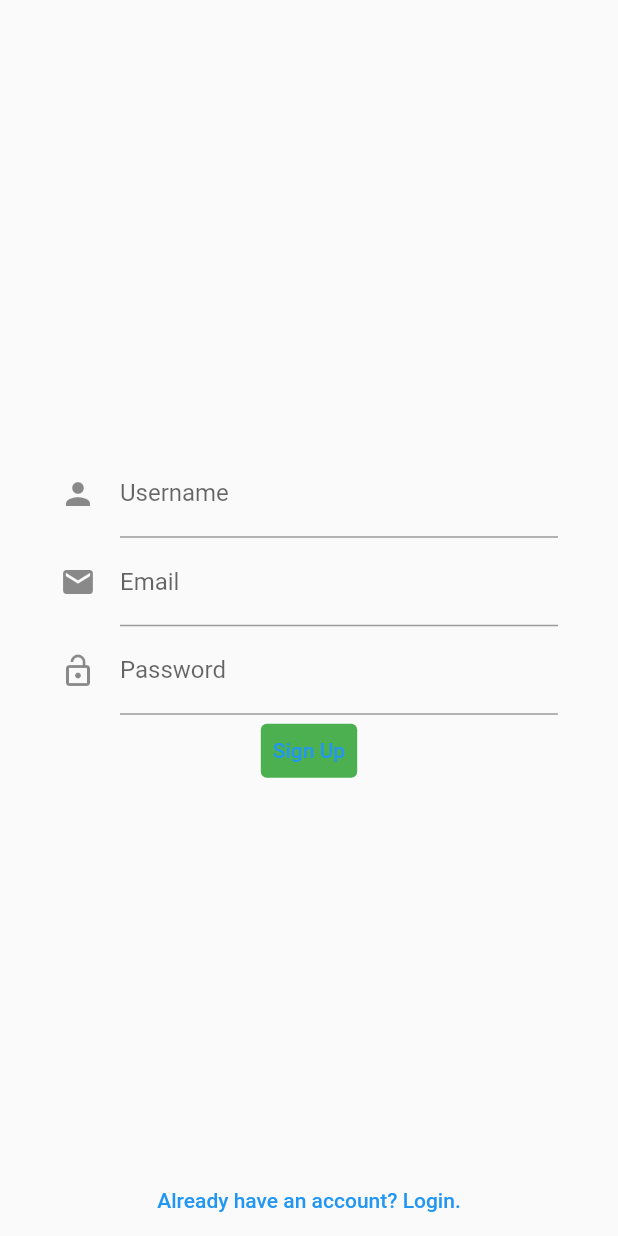
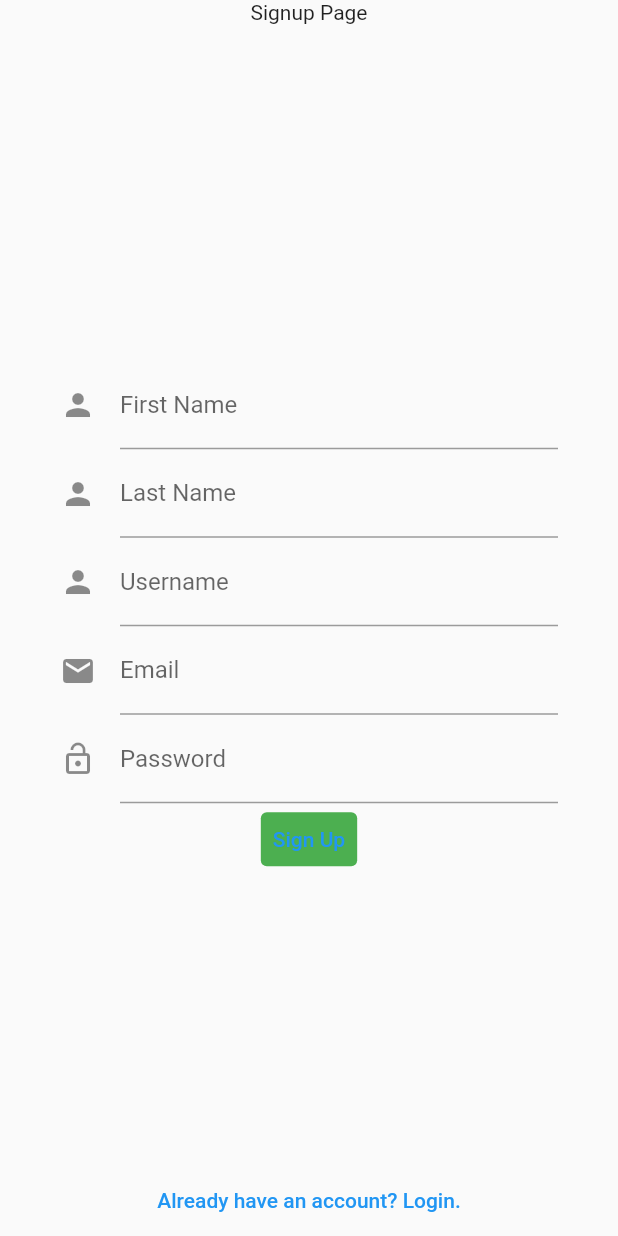
Before and after one commit to squach28/MotivateMe_Mobile_Application, a Flutter app: the screen it shows after launch, after a tap on "Sign Up", on a phone screen of 412 x 824 dp. Run offline on Flutter 3.47's test engine with Material 2 defaults, Android fonts, the phone set to English and light mode, and no system bars.

Commit message:
Small updates with the frontend of MotivateMe Application

```diff
--- a/awsstuff/lib/login_page.dart
+++ b/awsstuff/lib/login_page.dart
@@ -1,4 +1,5 @@
 import 'package:flutter/material.dart';
+import 'signup_page.dart';
 
 class LoginPage extends StatefulWidget {
   @override
@@ -28,7 +29,7 @@ class _LoginPageState extends State<LoginPage> {
             Container(
               alignment: Alignment.bottomCenter,
               child: TextButton(
-                onPressed: () {},
+                onPressed: () {Navigator.push(context, MaterialPageRoute(builder:(context) => SignUpPage()),);},
                 child: Text('Don\'t have an account? Sign up.'),
               ))
           ])),
--- a/awsstuff/lib/signup_page.dart
+++ b/awsstuff/lib/signup_page.dart
@@ -1,4 +1,5 @@
 import 'package:flutter/material.dart';
+import 'login_page.dart';
 
 class SignUpPage extends StatefulWidget {
   @override
@@ -6,6 +7,8 @@ class SignUpPage extends StatefulWidget {
 }
 
 class _SignUpPageState extends State<SignUpPage> {
+  final _firstNameController = TextEditingController();
+  final _lastNameController = TextEditingController();
   final _usernameController = TextEditingController();
   final _emailController = TextEditingController();
   final _passwordController = TextEditingController();
@@ -13,9 +16,16 @@ class _SignUpPageState extends State<SignUpPage> {
   @override
   Widget build(BuildContext context) {
     return Scaffold(
+      //appBar: AppBar(title: const Text('Signup Page'),),
       body: SafeArea(
         minimum: EdgeInsets.symmetric(horizontal: 40),
         child: Stack(children: [
+          // Title Container
+          Container(
+            alignment: Alignment.topCenter,
+            child: Text('Signup Page'),
+          ),
+
           // Sign Up Form
           _signUpForm(),
 
@@ -23,7 +33,7 @@ class _SignUpPageState extends State<SignUpPage> {
           Container(
             alignment: Alignment.bottomCenter,
             child: TextButton(
-              onPressed: () {},
+              onPressed: () {Navigator.push(context, MaterialPageRoute(builder: (context) => LoginPage()),);},
               child: Text('Already have an account? Login.')),
             )
         ])),
@@ -34,6 +44,18 @@ class _SignUpPageState extends State<SignUpPage> {
     return Column(
       mainAxisAlignment: MainAxisAlignment.center,
       children: [
+        //FirstName TextField
+        TextField(
+        controller: _firstNameController,
+        decoration: InputDecoration(icon: Icon(Icons.person), labelText: 'First Name'),
+        ),
+
+        //LastName TextField
+        TextField(
+        controller: _lastNameController,
+        decoration: InputDecoration(icon: Icon(Icons.person), labelText: 'Last Name'),
+        ),
+
         // Username TextField
         TextField(
         controller: _usernameController,
@@ -68,10 +90,14 @@ class _SignUpPageState extends State<SignUpPage> {
   }
 
   void _signUp() {
+    final firstName = _firstNameController.text.trim();
+    final lastName = _lastNameController.text.trim();
     final username = _usernameController.text.trim();
     final email = _emailController.text.trim();
     final password = _passwordController.text.trim();
 
+    print('firstName: $firstName');
+    print('lastName: $lastName');
     print('username: $username');
     print('email: $email');
     print('password: $password');
```
Also changed, not shown: awsstuff/pubspec.lock, 6 other files.
